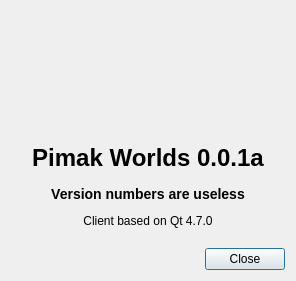
7185/pimak-worlds, file client/AboutWindow.ui: the form before one commit.
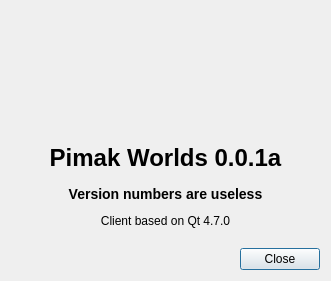
The form after the commit. Icons and pictures are not drawn.

```diff
--- a/client/AboutWindow.ui
+++ b/client/AboutWindow.ui
@@ -6,7 +6,7 @@
    <rect>
     <x>0</x>
     <y>0</y>
-    <width>296</width>
+    <width>331</width>
     <height>281</height>
    </rect>
   </property>
```
Left out of the diff: 2 changed lines with no effect on the pictures.
